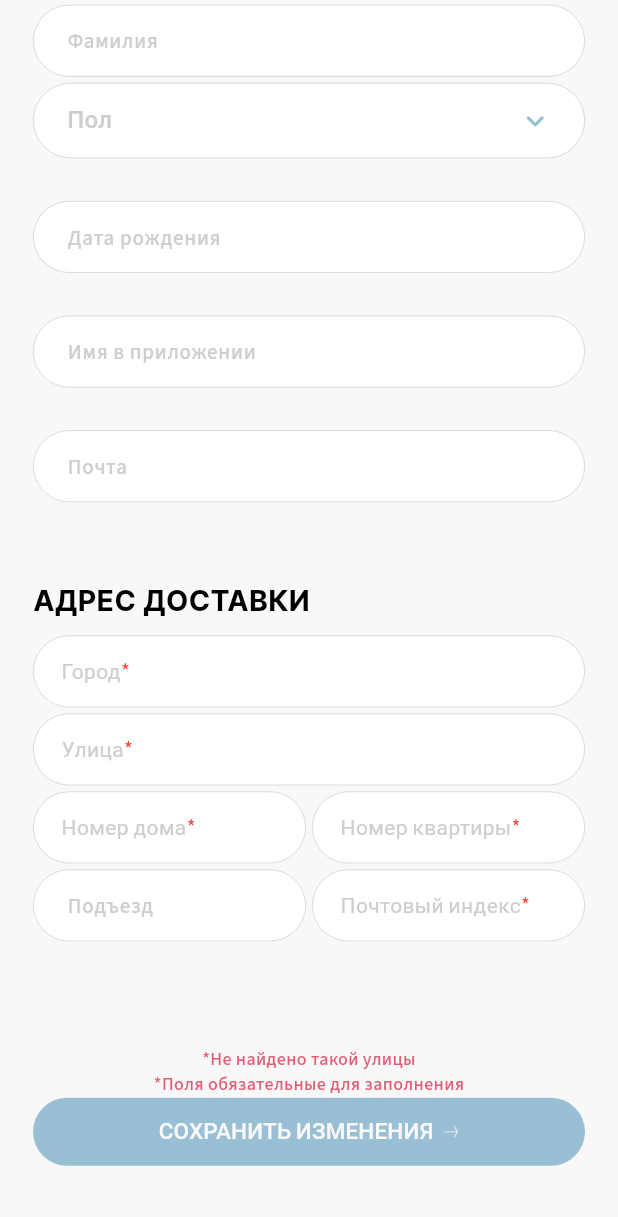
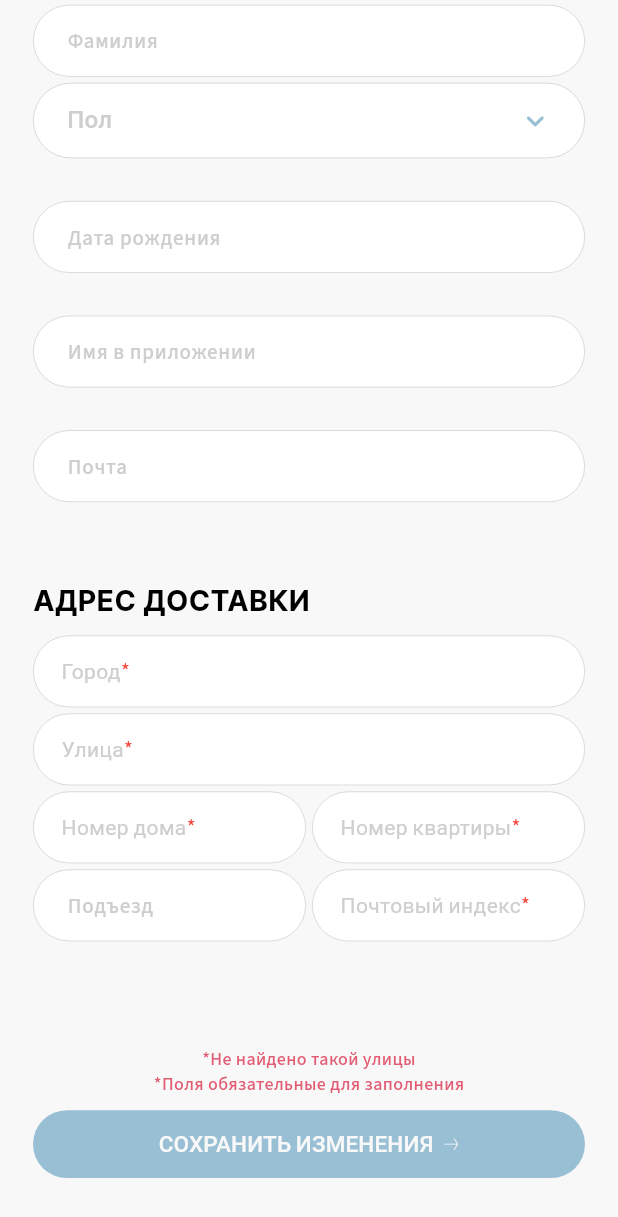
Before and after one commit to luijiwa/Sempl, a Flutter app: the ProfileEditScreen screen opened by its route, scrolled down 200 dp, on a phone screen of 412 x 824 dp. Shown: the top 1217 px of the screen. Run offline on Flutter 3.47's test engine with Material 3 defaults, Android fonts, the phone set to English and light mode, and no system bars; drawn by our look-alikes of auto_size_text, dropdown_button2; our stand-ins replace expandable_page_view, flutter_rating_bar, flutter_svg, go_router, image_picker, logger and 3 more.

Commit message:
Добавить отступ перед кнопкой

```diff
--- a/lib/src/feature/profile_edit/ui/profile_edit_screen.dart
+++ b/lib/src/feature/profile_edit/ui/profile_edit_screen.dart
@@ -50,6 +50,7 @@ class ProfileEditScreen extends StatelessWidget {
                   minFontSize: 10,
                 ),
               ),
+              SizedBox(height: width * 0.02),
               NextStepButton(title: 'СОХРАНИТЬ ИЗМЕНЕНИЯ ', onPressed: () {}),
               const BottomPadding(),
             ],
```
